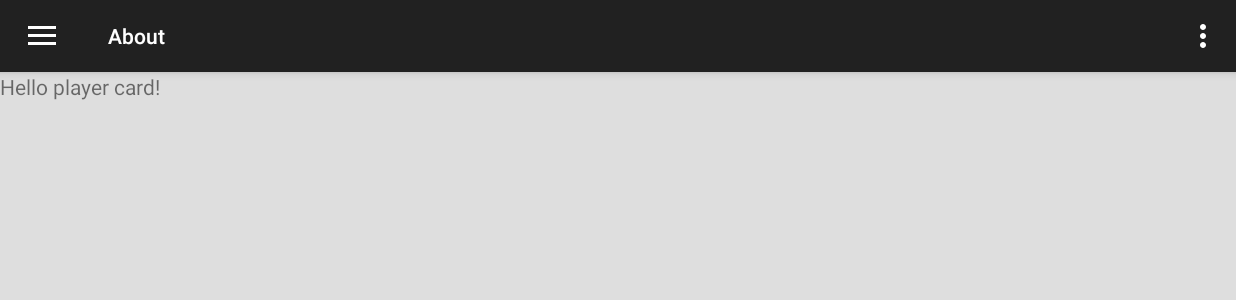
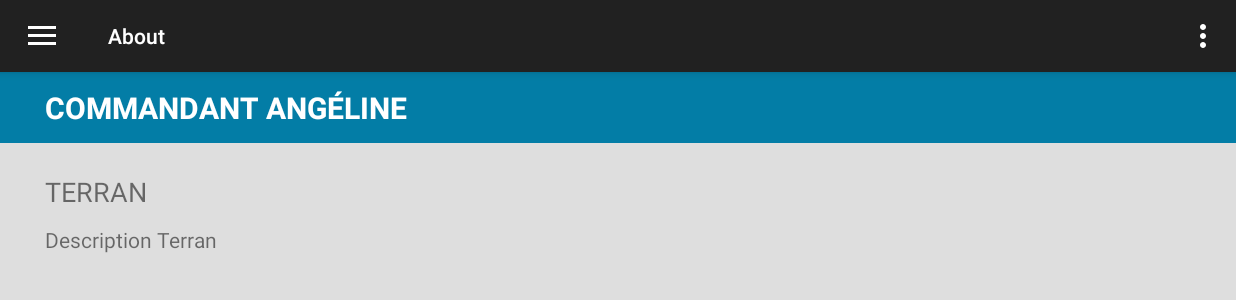
Before and after one commit to SupernovaAndroidApplication/supernova, an Android app: the screen it shows after launch (MainActivity), on a phone screen of 824 x 412 dp (held sideways). Shown: the top 300 px of the screen. Run offline under Robolectric (Android 15) with nearby library versions, the phone set to English and light mode, and no system bars.

Commit message:
ADD: layout player card fragment

```diff
--- a/app/src/main/java/imac/supernova/FleetDashboardFragment.java
+++ b/app/src/main/java/imac/supernova/FleetDashboardFragment.java
@@ -1,6 +1,5 @@
 package imac.supernova;
 
-import android.app.Activity;
 import android.os.Bundle;
 import android.app.Fragment;
 import android.view.LayoutInflater;
@@ -29,7 +28,6 @@ public class FleetDashboardFragment extends Fragment implements View.OnClickList
     private View v;
 
     private TextView ship_name;
-
     private TextView health_bar;
     private TextView health_units;
     private TextView damage_bar;
@@ -42,7 +40,6 @@ public class FleetDashboardFragment extends Fragment implements View.OnClickList
     private RelativeLayout.LayoutParams params_move;
 
     public Game currentGame;
-    //private Player currentPlayer = game.getPlayer(0);
     public List<Ship> playerFleet;
 
     public FleetDashboardFragment() {
--- a/app/src/main/java/imac/supernova/MainActivity.java
+++ b/app/src/main/java/imac/supernova/MainActivity.java
@@ -42,6 +42,9 @@ public class MainActivity extends ActionBarActivity {
     private String[] mNavigationTitles;
     private String[] mNavigationSubtitles;
     ArrayList<NavItem> mNavItems = new ArrayList<>();
+
+    private TextView username;
+    private TextView race;
 
     public Game game;
     public Player currentPlayer;
@@ -123,6 +126,12 @@ public class MainActivity extends ActionBarActivity {
         currentPlayer = game.getPlayer(0);
         // TODO: handle game turn
         // TODO: begin the game (register player name, etc.)
+
+        // Player infos
+        username = (TextView) findViewById(R.id.username);
+        username.setText(currentPlayer.getName());
+        race = (TextView) findViewById(R.id.race);
+        race.setText(currentPlayer.getRace().toString());
     }
 
     @Override
--- a/app/src/main/java/imac/supernova/PlayerCardFragment.java
+++ b/app/src/main/java/imac/supernova/PlayerCardFragment.java
@@ -1,13 +1,13 @@
 package imac.supernova;
 
-import android.app.Activity;
-import android.net.Uri;
 import android.os.Bundle;
 import android.app.Fragment;
 import android.view.LayoutInflater;
 import android.view.View;
 import android.view.ViewGroup;
 import android.widget.TextView;
+
+import imac.supernova.datamodel.Player;
 
 
 /**
@@ -19,95 +19,38 @@ import android.widget.TextView;
  * create an instance of this fragment.
  */
 public class PlayerCardFragment extends Fragment {
-    // TODO: Rename parameter arguments, choose names that match
-    // the fragment initialization parameters, e.g. ARG_ITEM_NUMBER
-    // private static final String ARG_PARAM1 = "param1";
-    // private static final String ARG_PARAM2 = "param2";
 
-    // TODO: Rename and change types of parameters
-    // private String mParam1;
-    // private String mParam2;
+    private View v;
 
-    // private OnFragmentInteractionListener mListener;
+    private TextView player_name;
+    private TextView player_race_title;
+    private TextView player_race_description;
 
-    /**
-     * Use this factory method to create a new instance of
-     * this fragment using the provided parameters.
-     *
-     * @param //param1 Parameter 1.
-     * @param //param2 Parameter 2.
-     * @return A new instance of fragment PlayerCardFragment.
-     */
-    // TODO: Rename and change types and number of parameters
-    /*public static PlayerCardFragment newInstance(String param1, String param2) {
-        PlayerCardFragment fragment = new PlayerCardFragment();
-        Bundle args = new Bundle();
-        args.putString(ARG_PARAM1, param1);
-        args.putString(ARG_PARAM2, param2);
-        fragment.setArguments(args);
-        return fragment;
-    }*/
+    public Player currentPlayer;
 
     public PlayerCardFragment() {
         // Required empty public constructor
     }
 
-    /*@Override
-    public void onCreate(Bundle savedInstanceState) {
-        super.onCreate(savedInstanceState);
-        if (getArguments() != null) {
-            mParam1 = getArguments().getString(ARG_PARAM1);
-            mParam2 = getArguments().getString(ARG_PARAM2);
-        }
-    }*/
-
     @Override
     public View onCreateView(LayoutInflater inflater, ViewGroup container,
                              Bundle savedInstanceState) {
-        TextView textView = new TextView(getActivity());
-        textView.setText(R.string.hello_player_fragment);
-        return textView;
         // Inflate the layout for this fragment
-        //return inflater.inflate(R.layout.fragment_player_card, container, false);
+        v = inflater.inflate(R.layout.fragment_player_card, container, false);
+
+        // Get the current player's infos
+        currentPlayer = ((MainActivity) getActivity()).currentPlayer;
+
+        player_name = (TextView) v.findViewById(R.id.player_name);
+        player_name.setText("Commandant "+currentPlayer.getName());
+
+        player_race_title = (TextView) v.findViewById(R.id.player_race_title);
+        player_race_title.setText(currentPlayer.getRace().toString());
+
+        player_race_description = (TextView) v.findViewById(R.id.player_race_description);
+        player_race_description.setText(currentPlayer.getRace().getDescription());
+
+        return v;
     }
 
-    // TODO: Rename method, update argument and hook method into UI event
-    /*public void onButtonPressed(Uri uri) {
-        if (mListener != null) {
-            mListener.onFragmentInteraction(uri);
-        }
-    }*/
-
-    /*@Override
-    public void onAttach(Activity activity) {
-        super.onAttach(activity);
-        try {
-            mListener = (OnFragmentInteractionListener) activity;
-        } catch (ClassCastException e) {
-            throw new ClassCastException(activity.toString()
-                    + " must implement OnFragmentInteractionListener");
-        }
-    }*/
-
-    /*@Override
-    public void onDetach() {
-        super.onDetach();
-        mListener = null;
-    }*/
-
-    /**
-     * This interface must be implemented by activities that contain this
-     * fragment to allow an interaction in this fragment to be communicated
-     * to the activity and potentially other fragments contained in that
-     * activity.
-     * <p/>
-     * See the Android Training lesson <a href=
-     * "http://developer.android.com/training/basics/fragments/communicating.html"
-     * >Communicating with Other Fragments</a> for more information.
-     */
-    /*public interface OnFragmentInteractionListener {
-        // TODO: Update argument type and name
-        public void onFragmentInteraction(Uri uri);
-    }*/
-
 }
--- a/app/src/main/res/layout/activity_main.xml
+++ b/app/src/main/res/layout/activity_main.xml
@@ -52,7 +52,7 @@
                     android:textStyle="bold" />
 
                 <TextView
-                    android:id="@+id/desc"
+                    android:id="@+id/race"
                     android:layout_width="wrap_content"
                     android:layout_height="wrap_content"
                     android:layout_gravity="bottom"
--- a/app/src/main/res/layout/fragment_player_card.xml
+++ b/app/src/main/res/layout/fragment_player_card.xml
@@ -2,7 +2,55 @@
     xmlns:tools="http://schemas.android.com/tools" android:layout_width="match_parent"
     android:layout_height="match_parent" tools:context="imac.supernova.PlayerCardFragment">
 
-    <TextView android:layout_width="match_parent" android:layout_height="match_parent"
-        android:text="@string/hello_player_fragment" />
+    <LinearLayout
+        android:layout_width="match_parent"
+        android:layout_height="match_parent"
+        android:orientation="horizontal">
+
+        <ScrollView
+            android:layout_width="match_parent"
+            android:layout_height="match_parent">
+
+            <LinearLayout
+                android:layout_width="match_parent"
+                android:layout_height="match_parent"
+                android:orientation="vertical">
+
+                <!-- Player name -->
+                <TextView
+                    android:layout_width="match_parent"
+                    android:layout_height="wrap_content"
+                    android:layout_marginBottom="20dp"
+                    android:id="@+id/player_name"
+                    android:text="[Player's name]"
+                    android:background="#037da6"
+                    android:textColor="#fff"
+                    android:paddingTop="10dp"
+                    android:paddingBottom="10dp"
+                    android:paddingLeft="30dp"
+                    android:textAllCaps="true"
+                    android:textSize="20dp"
+                    android:textStyle="bold" />
+
+                <TextView
+                    android:layout_width="match_parent"
+                    android:layout_height="match_parent"
+                    android:layout_marginLeft="30dp"
+                    android:layout_marginBottom="10dp"
+                    android:id="@+id/player_race_title"
+                    android:text="[Player's race title]"
+                    android:textAllCaps="true"
+                    android:textSize="18dp"/>
+
+                <TextView
+                    android:layout_width="match_parent"
+                    android:layout_height="match_parent"
+                    android:layout_marginLeft="30dp"
+                    android:id="@+id/player_race_description"
+                    android:text="[Player's race description]" />
+            </LinearLayout>
+        </ScrollView>
+
+    </LinearLayout>
 
 </FrameLayout>
```
